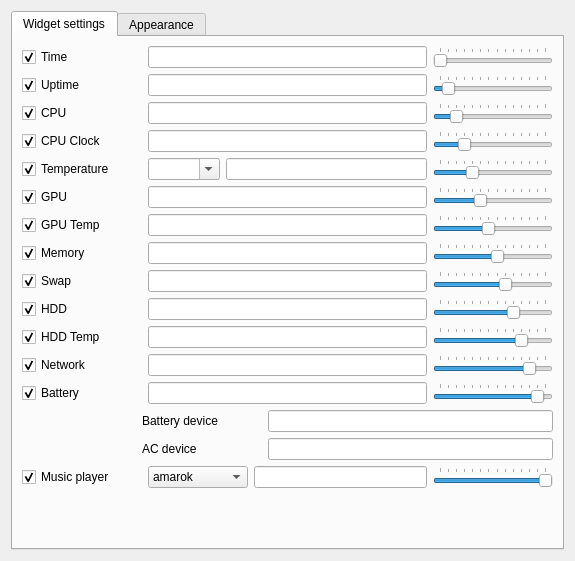
The window that sources/ptm/contents/ui/configwindow.ui (arcan1s/awesome-widgets) describes before a commit, drawn with Qt 5.
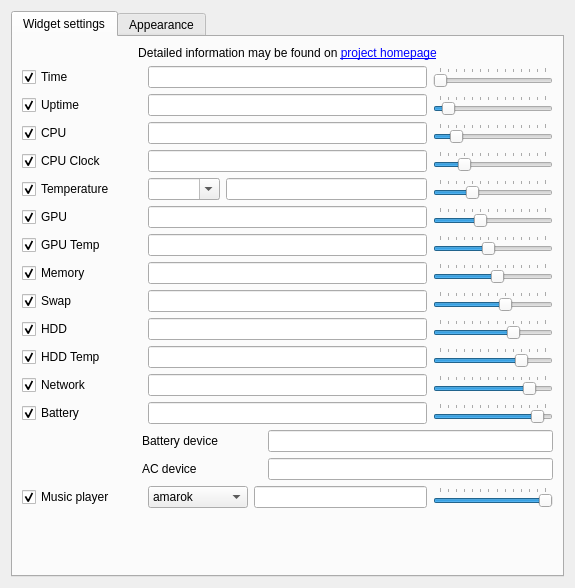
The same window after the commit. Custom widgets are drawn as their Qt base class.

What changed in the file:
```diff
--- a/sources/ptm/contents/ui/configwindow.ui
+++ b/sources/ptm/contents/ui/configwindow.ui
@@ -7,7 +7,7 @@
     <x>0</x>
     <y>0</y>
     <width>575</width>
-    <height>561</height>
+    <height>588</height>
    </rect>
   </property>
   <property name="sizePolicy">
@@ -42,6 +42,16 @@
        <string>Widget settings</string>
       </attribute>
       <layout class="QVBoxLayout" name="verticalLayout_2">
+       <item>
+        <widget class="QLabel" name="label">
+         <property name="text">
+          <string>Detailed information may be found on &lt;a href=&quot;http://arcanis.name/projects/pytextmonitor/&quot;&gt;project homepage&lt;/a&gt;</string>
+         </property>
+         <property name="alignment">
+          <set>Qt::AlignCenter</set>
+         </property>
+        </widget>
+       </item>
        <item>
         <layout class="QHBoxLayout" name="layout_time">
          <item>
```
